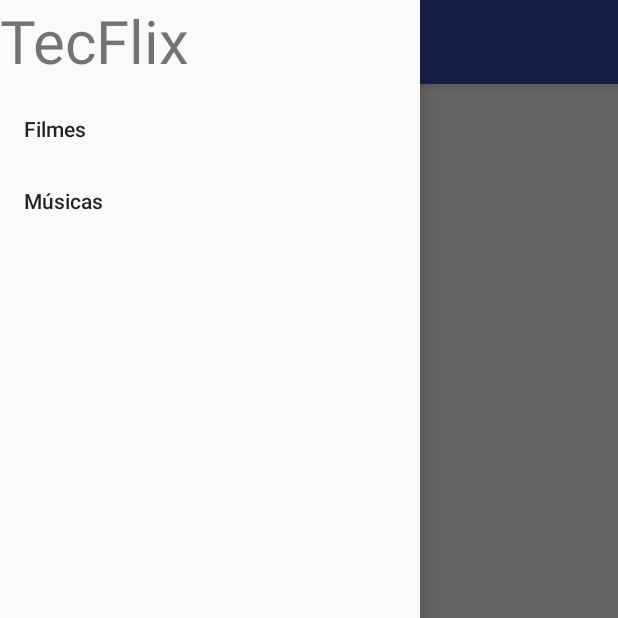
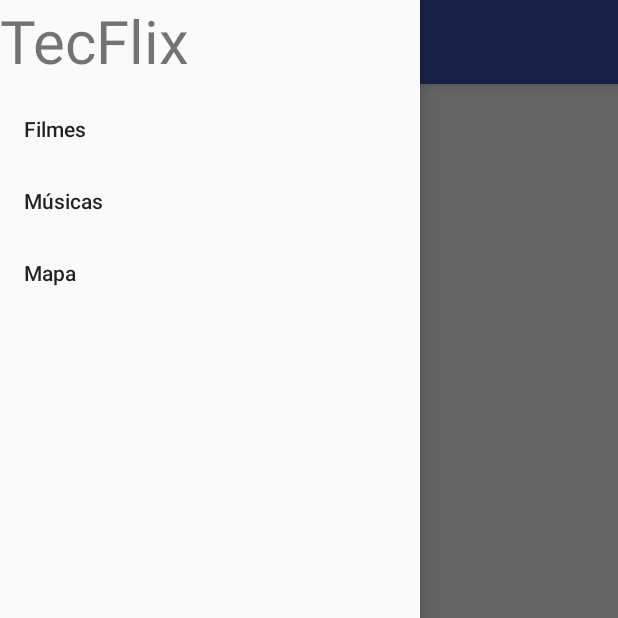
Before and after one commit to juniorklein/UniFtec-Mobile-2017_02, an Android app: the screen it shows after launch (MenuActivity), with the side drawer open, on a phone screen of 412 x 824 dp, the top half of it. Run offline under Robolectric (Android 15) with nearby library versions, the light colour scheme and no system bars; our stand-ins replace Picasso; libraries missing offline, so code that uses them is left out: retrofit2.converter.jackson; pictures from the network do not load; 3 statements that could not run were skipped.

Commit message:
** Inicio da aula - implementação mapas

```diff
--- a/FtecListView/app/build.gradle
+++ b/FtecListView/app/build.gradle
@@ -36,6 +36,8 @@ dependencies {
     compile 'com.android.support.constraint:constraint-layout:1.0.2'
     compile 'com.android.support:support-v4:25.3.1'
 
+    compile 'com.google.android.gms:play-services-maps:9.8.0'
+
     compile 'com.squareup.retrofit2:retrofit:2.3.0'
     compile 'com.squareup.retrofit2:converter-jackson:2.3.0'
     compile 'com.squareup.picasso:picasso:2.5.2'
--- a/FtecListView/app/src/main/res/menu/main_menu.xml
+++ b/FtecListView/app/src/main/res/menu/main_menu.xml
@@ -9,4 +9,8 @@
         android:id="@+id/menu_musicas"
         android:title="Músicas" />
 
+    <item
+        android:id="@+id/menu_mapa"
+        android:title="Mapa" />
+
 </menu>
```
Also changed, not shown: FtecListView/app/src/main/AndroidManifest.xml (+10 -0 lines), FtecListView/app/src/main/java/br/com/uniftec/fteclistview/ui/IntinerarioMapFragment.java (added, +24 -0 lines), FtecListView/app/src/main/java/br/com/uniftec/fteclistview/ui/MenuActivity.java (+9 -0 lines).
